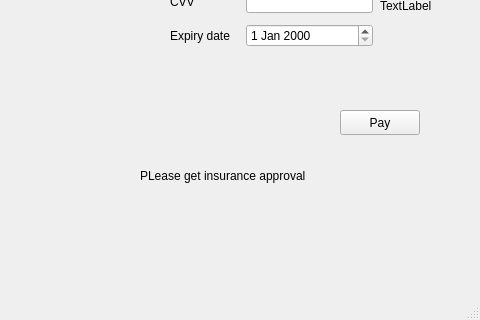
Before: the Qt Designer form Salamtak Qt files/payment.ui in Ahmed-Waseem77/SalamtakProjCS2, drawn with Qt 5; both pictures show x 340 to 820 and y 280 to 600 of the 820 by 600 pixel window.
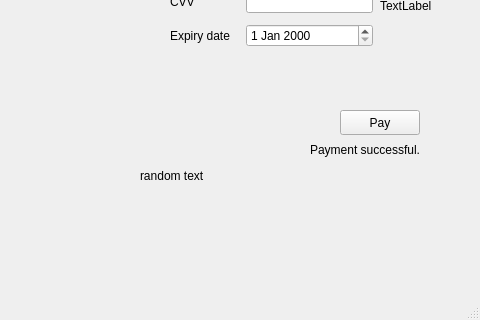
After: the same form once the commit is applied.

The edit to the form file:
```diff
--- a/Salamtak Qt files/payment.ui
+++ b/Salamtak Qt files/payment.ui
@@ -368,7 +368,7 @@
      </rect>
     </property>
     <property name="text">
-     <string>PLease get insurance approval</string>
+     <string>random text</string>
     </property>
    </widget>
    <widget class="QScrollArea" name="scrollArea">
@@ -537,6 +537,19 @@
      <string>800</string>
     </property>
    </widget>
+   <widget class="QLabel" name="paymentSuccessfulLabel">
+    <property name="geometry">
+     <rect>
+      <x>650</x>
+      <y>420</y>
+      <width>111</width>
+      <height>20</height>
+     </rect>
+    </property>
+    <property name="text">
+     <string>Payment successful.</string>
+    </property>
+   </widget>
   </widget>
   <widget class="QMenuBar" name="menubar">
    <property name="geometry">
```
